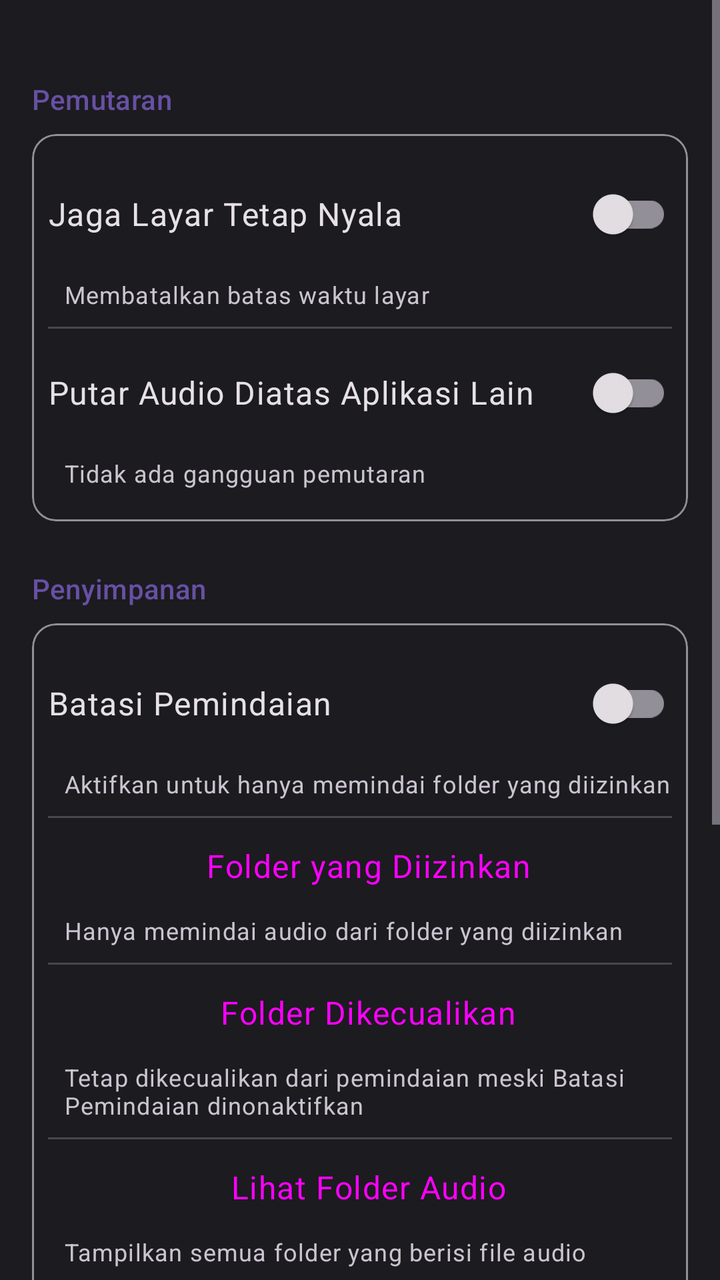
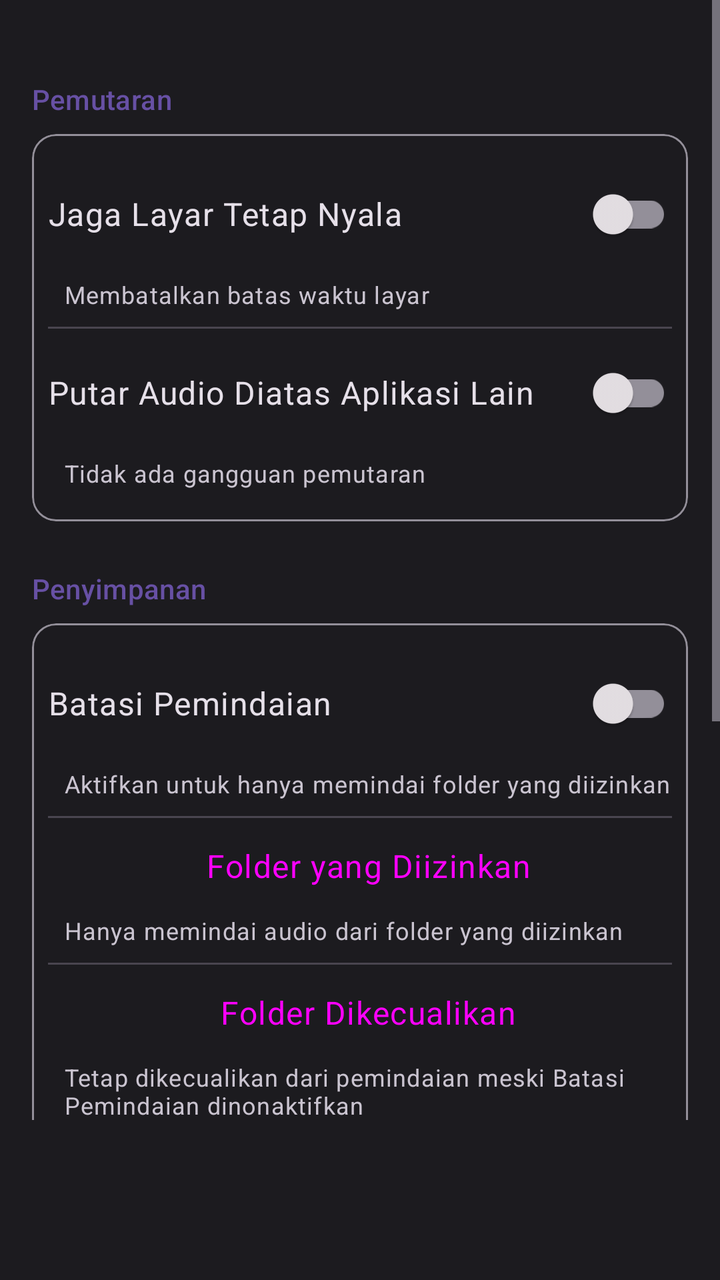

The first picture is an Android layout as it rendered before a commit; the second is the same layout after the commit. The layout source and the unified diff follow.
<!-- AndroidManifest.xml: application theme AppTheme -->
<!-- res/layout/fragment_settings.xml -->
<?xml version="1.0" encoding="utf-8"?>
<ScrollView xmlns:android="http://schemas.android.com/apk/res/android"
    xmlns:app="http://schemas.android.com/apk/res-auto"
    android:layout_width="match_parent"
    android:layout_height="match_parent"
    android:background="?attr/colorSurface">

    <LinearLayout
        android:layout_width="match_parent"
        android:layout_height="wrap_content"
        android:orientation="vertical"
        android:padding="@dimen/padding_medium">

        <TextView
            android:layout_width="wrap_content"
            android:layout_height="wrap_content"
            android:layout_marginTop="@dimen/padding_large"
            android:text="@string/playback"
            android:textAppearance="?attr/textAppearanceTitleSmall"
            android:textColor="?attr/colorPrimary" />

        <com.google.android.material.card.MaterialCardView
            android:layout_width="match_parent"
            android:layout_height="wrap_content"
            android:layout_marginTop="@dimen/padding_small"
            app:cardElevation="0dp"
            app:strokeWidth="1dp"
            app:strokeColor="?attr/colorOutline">

            <LinearLayout
                android:layout_width="match_parent"
                android:layout_height="wrap_content"
                android:orientation="vertical"
                android:padding="@dimen/padding_small">

                <LinearLayout
                    android:layout_width="match_parent"
                    android:layout_height="wrap_content"
                    android:gravity="center_vertical"
                    android:orientation="horizontal"
                    android:paddingTop="@dimen/padding_small"
                    android:paddingBottom="@dimen/padding_small">

                    <TextView
                        android:layout_width="0dp"
                        android:layout_height="wrap_content"
                        android:layout_weight="1"
                        android:text="@string/keep_screen_on"
                        android:textAppearance="?attr/textAppearanceBodyLarge" />

                    <androidx.appcompat.widget.SwitchCompat
                        android:id="@+id/keep_screen_on_switch"
                        android:layout_width="wrap_content"
                        android:layout_height="wrap_content" />

                </LinearLayout>

                <TextView
                    android:layout_width="wrap_content"
                    android:layout_height="wrap_content"
                    android:layout_marginBottom="@dimen/padding_small"
                    android:paddingStart="@dimen/padding_small"
                    android:text="@string/keep_screen_on_subtitle"
                    android:textAppearance="?attr/textAppearanceBodySmall"
                    android:textColor="?attr/colorOnSurfaceVariant" />

                <View
                    android:layout_width="match_parent"
                    android:layout_height="1dp"
                    android:background="?attr/colorOutlineVariant" />

                <LinearLayout
                    android:layout_width="match_parent"
                    android:layout_height="wrap_content"
                    android:gravity="center_vertical"
                    android:orientation="horizontal"
                    android:paddingTop="@dimen/padding_small"
                    android:paddingBottom="@dimen/padding_small">

                    <TextView
                        android:layout_width="0dp"
                        android:layout_height="wrap_content"
                        android:layout_weight="1"
                        android:text="@string/play_over_other_apps"
                        android:textAppearance="?attr/textAppearanceBodyLarge" />

                    <androidx.appcompat.widget.SwitchCompat
                        android:id="@+id/play_over_other_apps_switch"
                        android:layout_width="wrap_content"
                        android:layout_height="wrap_content" />

                </LinearLayout>

                <TextView
                    android:layout_width="wrap_content"
                    android:layout_height="wrap_content"
                    android:layout_marginBottom="@dimen/padding_small"
                    android:paddingStart="@dimen/padding_small"
                    android:text="@string/play_over_other_apps_subtitle"
                    android:textAppearance="?attr/textAppearanceBodySmall"
                    android:textColor="?attr/colorOnSurfaceVariant" />

            </LinearLayout>

        </com.google.android.material.card.MaterialCardView>

        <TextView
            android:layout_width="wrap_content"
            android:layout_height="wrap_content"
            android:layout_marginTop="@dimen/padding_large"
            android:text="@string/storage"
            android:textAppearance="?attr/textAppearanceTitleSmall"
            android:textColor="?attr/colorPrimary" />

        <com.google.android.material.card.MaterialCardView
            android:layout_width="match_parent"
            android:layout_height="wrap_content"
            android:layout_marginTop="@dimen/padding_small"
            app:cardElevation="0dp"
            app:strokeWidth="1dp"
            app:strokeColor="?attr/colorOutline">

            <LinearLayout
                android:layout_width="match_parent"
                android:layout_height="wrap_content"
                android:orientation="vertical"
                android:padding="@dimen/padding_small">

                <LinearLayout
                    android:id="@+id/batasi_folder_row"
                    android:layout_width="match_parent"
                    android:layout_height="wrap_content"
                    android:gravity="center_vertical"
                    android:orientation="horizontal"
                    android:paddingVertical="@dimen/padding_small">

                    <TextView
                        android:layout_width="0dp"
                        android:layout_height="wrap_content"
                        android:layout_weight="1"
                        android:text="@string/batasi_folder"
                        android:textAppearance="?attr/textAppearanceBodyLarge" />

                    <androidx.appcompat.widget.SwitchCompat
                        android:id="@+id/limit_folders_switch"
                        android:layout_width="wrap_content"
                        android:layout_height="wrap_content" />

                </LinearLayout>

                <TextView
                    android:id="@+id/batasi_folder_subtitle"
                    android:layout_width="wrap_content"
                    android:layout_height="wrap_content"
                    android:layout_marginBottom="@dimen/padding_small"
                    android:paddingStart="@dimen/padding_small"
                    android:text="@string/batasi_folder_subtitle"
                    android:textAppearance="?attr/textAppearanceBodySmall"
                    android:textColor="?attr/colorOnSurfaceVariant" />

                <View
                    android:layout_width="match_parent"
                    android:layout_height="1dp"
                    android:background="?attr/colorOutlineVariant" />

                <TextView
                    android:id="@+id/included_folders"
                    style="?android:attr/buttonBarButtonStyle"
                    android:layout_width="match_parent"
                    android:layout_height="wrap_content"
                    android:clickable="true"
                    android:focusable="true"
                    android:paddingVertical="@dimen/padding_small"
                    android:text="@string/included_folders"
                    android:textAppearance="?attr/textAppearanceBodyLarge" />

                <TextView
                    android:id="@+id/included_folders_subtitle"
                    android:layout_width="wrap_content"
                    android:layout_height="wrap_content"
                    android:layout_marginBottom="@dimen/padding_small"
                    android:paddingStart="@dimen/padding_small"
                    android:text="@string/included_folders_subtitle"
                    android:textAppearance="?attr/textAppearanceBodySmall"
                    android:textColor="?attr/colorOnSurfaceVariant" />

                <View
                    android:layout_width="match_parent"
                    android:layout_height="1dp"
                    android:background="?attr/colorOutlineVariant" />

                <TextView
                    android:id="@+id/excluded_folders"
                    style="?android:attr/buttonBarButtonStyle"
                    android:layout_width="match_parent"
                    android:layout_height="wrap_content"
                    android:clickable="true"
                    android:focusable="true"
                    android:paddingVertical="@dimen/padding_small"
                    android:text="@string/excluded_folders"
                    android:textAppearance="?attr/textAppearanceBodyLarge" />

                <TextView
                    android:id="@+id/excluded_folders_subtitle"
                    android:layout_width="wrap_content"
                    android:layout_height="wrap_content"
                    android:layout_marginBottom="@dimen/padding_small"
                    android:paddingStart="@dimen/padding_small"
                    android:text="@string/excluded_folders_subtitle"
                    android:textAppearance="?attr/textAppearanceBodySmall"
                    android:textColor="?attr/colorOnSurfaceVariant" />

                <View
                    android:layout_width="match_parent"
                    android:layout_height="1dp"
                    android:background="?attr/colorOutlineVariant" />

                <TextView
                    android:id="@+id/lihat_folder_audio"
                    style="?android:attr/buttonBarButtonStyle"
                    android:layout_width="match_parent"
                    android:layout_height="wrap_content"
                    android:clickable="true"
                    android:focusable="true"
                    android:paddingVertical="@dimen/padding_small"
                    android:text="@string/lihat_folder_audio_settings"
                    android:textAppearance="?attr/textAppearanceBodyLarge" />

                <TextView
                    android:layout_width="wrap_content"
                    android:layout_height="wrap_content"
                    android:layout_marginBottom="@dimen/padding_small"
                    android:paddingStart="@dimen/padding_small"
                    android:text="@string/lihat_folder_audio_subtitle"
                    android:textAppearance="?attr/textAppearanceBodySmall"
                    android:textColor="?attr/colorOnSurfaceVariant" />

                <View
                    android:layout_width="match_parent"
                    android:layout_height="1dp"
                    android:background="?attr/colorOutlineVariant" />

                <TextView
                    android:id="@+id/audio_formats"
                    style="?android:attr/buttonBarButtonStyle"
                    android:layout_width="match_parent"
                    android:layout_height="wrap_content"
                    android:clickable="true"
                    android:focusable="true"
                    android:paddingVertical="@dimen/padding_small"
                    android:text="@string/audio_formats"
                    android:textAppearance="?attr/textAppearanceBodyLarge" />

            </LinearLayout>

        </com.google.android.material.card.MaterialCardView>

        <TextView
            android:layout_width="wrap_content"
            android:layout_height="wrap_content"
            android:layout_marginTop="@dimen/padding_large"
            android:text="@string/appearance"
            android:textAppearance="?attr/textAppearanceTitleSmall"
            android:textColor="?attr/colorPrimary" />

        <com.google.android.material.card.MaterialCardView
            android:layout_width="match_parent"
            android:layout_height="wrap_content"
            android:layout_marginTop="@dimen/padding_small"
            app:cardElevation="0dp"
            app:strokeWidth="1dp"
            app:strokeColor="?attr/colorOutline">

            <LinearLayout
                android:layout_width="match_parent"
                android:layout_height="wrap_content"
                android:orientation="vertical"
                android:padding="@dimen/padding_small">

                <TextView
                    android:id="@+id/choose_app_icon"
                    style="?android:attr/buttonBarButtonStyle"
                    android:layout_width="match_parent"
                    android:layout_height="wrap_content"
                    android:clickable="true"
                    android:focusable="true"
                    android:paddingVertical="@dimen/padding_small"
                    android:text="@string/choose_app_icon"
                    android:textAppearance="?attr/textAppearanceBodyLarge" />

                <TextView
                    android:layout_width="wrap_content"
                    android:layout_height="wrap_content"
                    android:layout_marginBottom="@dimen/padding_small"
                    android:paddingStart="@dimen/padding_small"
                    android:text="@string/choose_app_icon_subtitle"
                    android:textAppearance="?attr/textAppearanceBodySmall"
                    android:textColor="?attr/colorOnSurfaceVariant" />

            </LinearLayout>

        </com.google.android.material.card.MaterialCardView>

        <TextView
            android:layout_width="wrap_content"
            android:layout_height="wrap_content"
            android:layout_marginTop="@dimen/padding_large"
            android:text="@string/documentation"
            android:textAppearance="?attr/textAppearanceTitleSmall"
            android:textColor="?attr/colorPrimary" />

        <com.google.android.material.card.MaterialCardView
            android:layout_width="match_parent"
            android:layout_height="wrap_content"
            android:layout_marginTop="@dimen/padding_small"
            app:cardElevation="0dp"
            app:strokeWidth="1dp"
            app:strokeColor="?attr/colorOutline">

            <LinearLayout
                android:layout_width="match_parent"
                android:layout_height="wrap_content"
                android:orientation="vertical"
                android:padding="@dimen/padding_small">

                <TextView
                    android:id="@+id/view_documentation"
                    style="?android:attr/buttonBarButtonStyle"
                    android:layout_width="match_parent"
                    android:layout_height="wrap_content"
                    android:clickable="true"
                    android:focusable="true"
                    android:paddingVertical="@dimen/padding_small"
                    android:text="@string/view_documentation"
                    android:textAppearance="?attr/textAppearanceBodyLarge" />

                <TextView
                    android:layout_width="wrap_content"
                    android:layout_height="wrap_content"
                    android:layout_marginBottom="@dimen/padding_small"
                    android:paddingStart="@dimen/padding_small"
                    android:text="@string/documentation_subtitle"
                    android:textAppearance="?attr/textAppearanceBodySmall"
                    android:textColor="?attr/colorOnSurfaceVariant" />

            </LinearLayout>

        </com.google.android.material.card.MaterialCardView>

    </LinearLayout>

</ScrollView>
<!-- resources referenced by this layout -->
<resources>
  <dimen name="padding_large">24dp</dimen>
  <dimen name="padding_medium">16dp</dimen>
  <dimen name="padding_small">8dp</dimen>
  <string name="appearance">Tampilan</string>
  <string name="audio_formats">Format Audio</string>
  <string name="batasi_folder">Batasi Pemindaian</string>
  <string name="batasi_folder_subtitle">Aktifkan untuk hanya memindai folder yang diizinkan</string>
  <string name="choose_app_icon">Ikon Aplikasi</string>
  <string name="choose_app_icon_subtitle">Ubah ikon aplikasi di layar utama</string>
  <string name="documentation">Dokumentasi</string>
  <string name="documentation_subtitle">Panduan, struktur, dan riwayat perubahan</string>
  <string name="excluded_folders">Folder Dikecualikan</string>
  <string name="excluded_folders_subtitle">Tetap dikecualikan dari pemindaian meski Batasi Pemindaian dinonaktifkan</string>
  <string name="included_folders">Folder yang Diizinkan</string>
  <string name="included_folders_subtitle">Hanya memindai audio dari folder yang diizinkan</string>
  <string name="keep_screen_on">Jaga Layar Tetap Nyala</string>
  <string name="keep_screen_on_subtitle">Membatalkan batas waktu layar</string>
  <string name="lihat_folder_audio_settings">Lihat Folder Audio</string>
  <string name="lihat_folder_audio_subtitle">Tampilkan semua folder yang berisi file audio</string>
  <string name="play_over_other_apps">Putar Audio Diatas Aplikasi Lain</string>
  <string name="play_over_other_apps_subtitle">Tidak ada gangguan pemutaran</string>
  <string name="playback">Pemutaran</string>
  <string name="storage">Penyimpanan</string>
  <string name="view_documentation">Lihat Dokumentasi</string>
  <style name="AppTheme" parent="Theme.Material3.Dark.NoActionBar">
          <item name="colorPrimary">@color/primary</item>
          <item name="colorOnPrimary">@color/on_primary</item>
          <item name="colorPrimaryContainer">@color/primary_container</item>
          <item name="colorOnPrimaryContainer">@color/on_primary_container</item>
          <item name="colorSecondary">@color/secondary</item>
          <item name="colorOnSecondary">@color/on_secondary</item>
          <item name="colorSecondaryContainer">@color/secondary_container</item>
          <item name="colorOnSecondaryContainer">@color/on_secondary_container</item>
          <item name="android:colorBackground">@color/background</item>
          <item name="colorOnBackground">@color/on_background</item>
          <item name="colorSurface">@color/surface</item>
          <item name="colorOnSurface">@color/on_surface</item>
          <item name="colorSurfaceVariant">@color/surface_variant</item>
          <item name="colorOnSurfaceVariant">@color/on_surface_variant</item>
          <item name="colorError">@color/error</item>
          <item name="colorOnError">@color/on_error</item>
          <item name="android:statusBarColor">@android:color/transparent</item>
          <item name="android:navigationBarColor">@android:color/transparent</item>
      </style>
  <color name="primary">#FF6750A4</color>
  <color name="on_primary">#FFFFFFFF</color>
  <color name="primary_container">#FF4F378B</color>
  <color name="on_primary_container">#FFEADDFF</color>
  <color name="secondary">#FF625B71</color>
  <color name="on_secondary">#FFFFFFFF</color>
  <color name="secondary_container">#FF4A4458</color>
  <color name="on_secondary_container">#FFE8DEF8</color>
  <color name="background">#FF1C1B1F</color>
  <color name="on_background">#FFE6E1E5</color>
  <color name="surface">#FF1C1B1F</color>
  <color name="on_surface">#FFE6E1E5</color>
  <color name="surface_variant">#FF49454F</color>
  <color name="on_surface_variant">#FFCAC4D0</color>
  <color name="error">#FFF2B8B5</color>
  <color name="on_error">#FF601410</color>
</resources>

<!-- the commit's change to res/layout/fragment_settings.xml (unified diff, before → after) -->
@@ -3,7 +3,8 @@
     xmlns:app="http://schemas.android.com/apk/res-auto"
     android:layout_width="match_parent"
     android:layout_height="match_parent"
-    android:background="?attr/colorSurface">
+    android:background="?attr/colorSurface"
+    android:paddingBottom="@dimen/mini_player_peek">
 
     <LinearLayout
         android:layout_width="match_parent"
<!-- resource entries referenced after the edit -->
@@ -1,5 +1,6 @@
 <!-- resources referenced by this layout -->
 <resources>
+  <dimen name="mini_player_peek">80dp</dimen>
   <dimen name="padding_large">24dp</dimen>
   <dimen name="padding_medium">16dp</dimen>
   <dimen name="padding_small">8dp</dimen>
